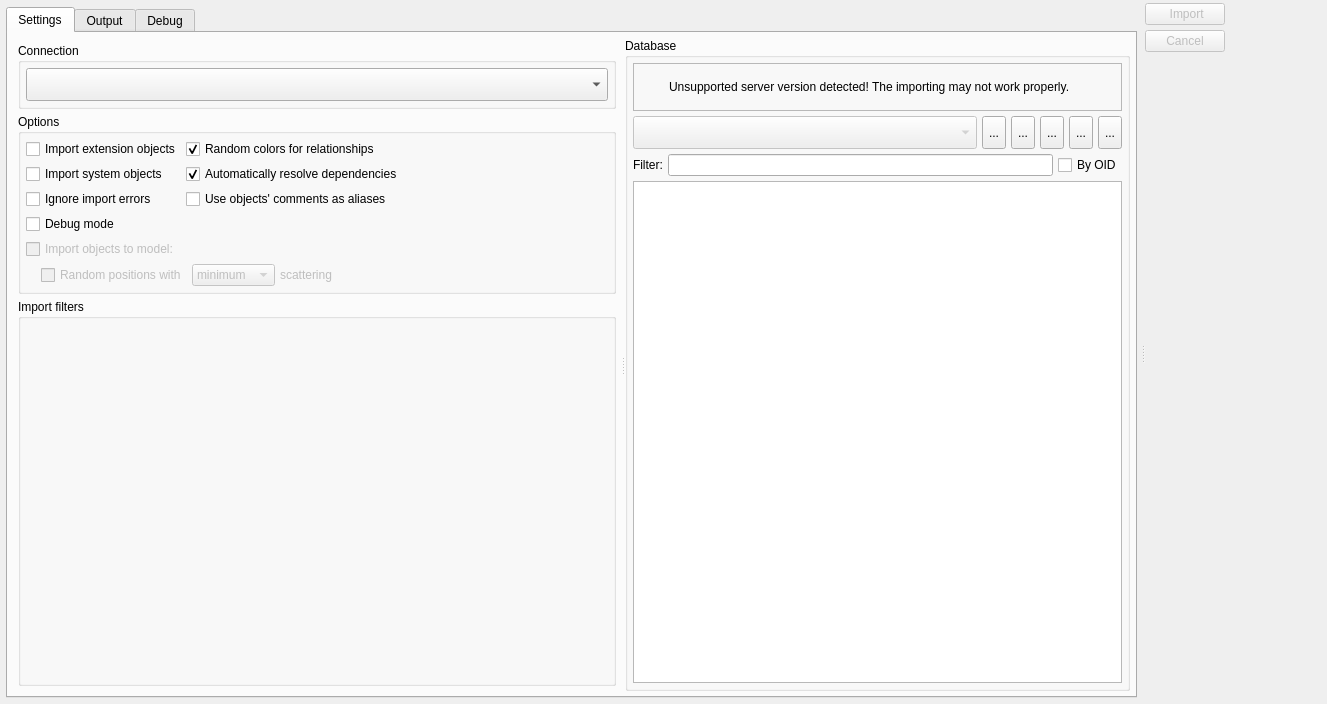
The window that libs/libgui/ui/tools/databaseimportwidget.ui (maniac787/pgmodeler) describes before a commit, drawn with Qt 5.
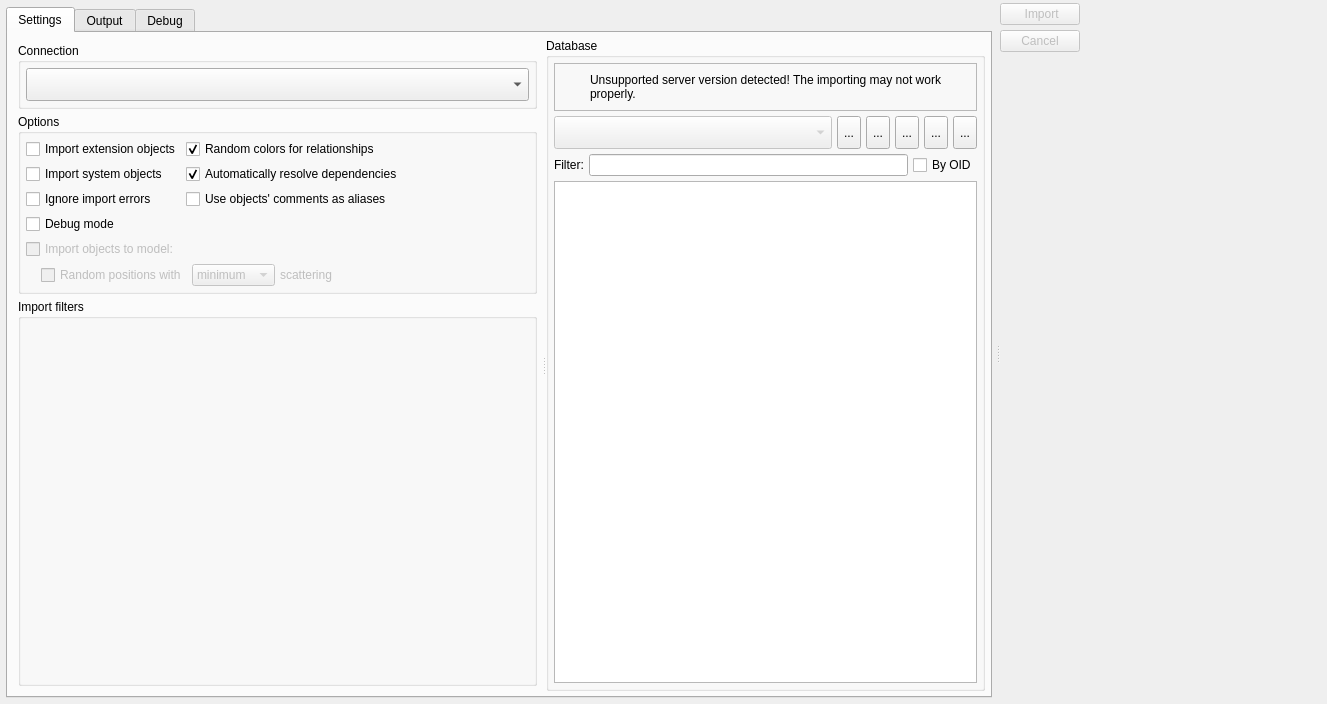
The same window after the commit. Icons and pictures are not drawn.

What changed in the file:
```diff
--- a/libs/libgui/ui/tools/databaseimportwidget.ui
+++ b/libs/libgui/ui/tools/databaseimportwidget.ui
@@ -1447,7 +1447,67 @@
          </property>
         </spacer>
        </item>
-       <item row="0" column="1" rowspan="3">
+       <item row="3" column="0" colspan="2">
+        <layout class="QHBoxLayout" name="horizontalLayout_9">
+         <property name="spacing">
+          <number>0</number>
+         </property>
+         <property name="rightMargin">
+          <number>11</number>
+         </property>
+         <property name="bottomMargin">
+          <number>11</number>
+         </property>
+         <item>
+          <spacer name="horizontalSpacer_2">
+           <property name="orientation">
+            <enum>Qt::Orientation::Horizontal</enum>
+           </property>
+           <property name="sizeHint" stdset="0">
+            <size>
+             <width>40</width>
+             <height>20</height>
+            </size>
+           </property>
+          </spacer>
+         </item>
+         <item>
+          <widget class="QLabel" name="nullptrlabs_lbl">
+           <property name="sizePolicy">
+            <sizepolicy hsizetype="Fixed" vsizetype="Fixed">
+             <horstretch>0</horstretch>
+             <verstretch>0</verstretch>
+            </sizepolicy>
+           </property>
+           <property name="minimumSize">
+            <size>
+             <width>197</width>
+             <height>80</height>
+            </size>
+           </property>
+           <property name="maximumSize">
+            <size>
+             <width>197</width>
+             <height>80</height>
+            </size>
+           </property>
+           <property name="mouseTracking">
+            <bool>true</bool>
+           </property>
+           <property name="text">
+            <string/>
+           </property>
+           <property name="scaledContents">
+            <bool>true</bool>
+           </property>
+           <property name="openExternalLinks">
+            <bool>true</bool>
+           </property>
+          </widget>
+         </item>
+        </layout>
+       </item>
+       <item row="0" column="1" rowspan="2">
         <spacer name="horizontalSpacer">
          <property name="orientation">
           <enum>Qt::Orientation::Horizontal</enum>
```
Left out of the diff: 65 changed lines with no effect on the pictures.
